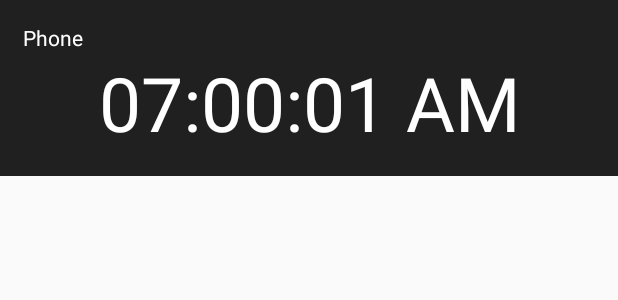
After one commit to hunterwilhelm/offset-clocks-android, an Android app: the layout row.xml on its own in the app's theme, with its tools: preview values and no code run, on a phone screen of 412 x 824 dp. The commit adds this screen. Shown: the top 300 px of the screen. Run offline under Robolectric (Android 15) with nearby library versions, the phone set to English and light mode, and no system bars.

Commit message:
Base plate code

```diff
--- a/app/src/main/AndroidManifest.xml
+++ b/app/src/main/AndroidManifest.xml
@@ -9,7 +9,10 @@
         android:roundIcon="@mipmap/ic_launcher_round"
         android:supportsRtl="true"
         android:theme="@style/AppTheme">
-        <activity android:name=".MainActivity">
+        <activity
+            android:name=".MainActivity"
+            android:label="@string/app_name"
+            android:theme="@style/AppTheme.NoActionBar">
             <intent-filter>
                 <action android:name="android.intent.action.MAIN" />
 
--- /dev/null
+++ b/app/src/main/res/layout/row.xml
@@ -0,0 +1,24 @@
+<?xml version="1.0" encoding="utf-8"?>
+<LinearLayout xmlns:android="http://schemas.android.com/apk/res/android"
+    android:layout_width="match_parent"
+    android:layout_height="wrap_content"
+    android:background="@color/colorGrey500"
+    android:orientation="vertical"
+    android:padding="15dp">
+
+    <TextView
+        android:layout_width="match_parent"
+        android:layout_height="wrap_content"
+        android:text="Phone"
+        android:textColor="@color/colorTextWhite" />
+
+    <TextView
+        android:layout_width="match_parent"
+        android:layout_height="wrap_content"
+        android:gravity="center_horizontal"
+        android:text="07:00:01 AM"
+        android:textAlignment="center"
+        android:textColor="@color/colorTextWhite"
+
+        android:textSize="50dp" />
+</LinearLayout>
--- a/app/src/main/res/values/colors.xml
+++ b/app/src/main/res/values/colors.xml
@@ -1,6 +1,13 @@
 <?xml version="1.0" encoding="utf-8"?>
 <resources>
-    <color name="colorPrimary">#6200EE</color>
-    <color name="colorPrimaryDark">#3700B3</color>
-    <color name="colorAccent">#03DAC5</color>
+    <color name="colorTextWhite">#FFFFFF</color>
+    <color name="colorTextGrey">#C8C8C8</color>
+    <color name="colorTextBlack">#000000</color>
+    <color name="colorPrimary">#BB68FC</color>
+    <color name="colorSecondary">#4BDAED</color>
+    <color name="colorError">#E54343</color>
+    <color name="colorGrey900">#DCDCDC</color>
+    <color name="colorGrey600">#3F3F3F</color>
+    <color name="colorGrey500">#202020</color>
+    <color name="colorGrey200">#121212</color>
 </resources>
--- /dev/null
+++ b/app/src/main/res/values/dimens.xml
@@ -0,0 +1,3 @@
+<resources>
+    <dimen name="fab_margin">16dp</dimen>
+</resources>
--- a/app/src/main/res/values/styles.xml
+++ b/app/src/main/res/values/styles.xml
@@ -2,9 +2,22 @@
     <!-- Base application theme. -->
     <style name="AppTheme" parent="Theme.AppCompat.Light.DarkActionBar">
         <!-- Customize your theme here. -->
-        <item name="colorPrimary">@color/colorPrimary</item>
-        <item name="colorPrimaryDark">@color/colorPrimaryDark</item>
-        <item name="colorAccent">@color/colorAccent</item>
+        <item name="colorPrimary">@color/colorGrey200</item>
+        <item name="colorAccent">@color/colorPrimary</item>
+    </style>
+
+    <style name="AppTheme.NoActionBar">
+        <item name="windowActionBar">false</item>
+        <item name="windowNoTitle">true</item>
+    </style>
+
+    <style name="AppTheme.AppBarOverlay" parent="ThemeOverlay.AppCompat.Dark.ActionBar">
+        <item name="android:background">@color/colorGrey500</item>
+        <item name="android:textColor">@color/colorTextWhite</item>
+    </style>
+
+    <style name="AppTheme.PopupOverlay" parent="ThemeOverlay.AppCompat.Dark">
+        <item name="android:background">@color/colorGrey200</item>
     </style>
 
 </resources>
--- a/build.gradle
+++ b/build.gradle
@@ -1,6 +1,6 @@
 // Top-level build file where you can add configuration options common to all sub-projects/modules.
 buildscript {
-    ext.kotlin_version = "1.4.21"
+    ext.kotlin_version = "1.3.72"
     repositories {
         google()
         jcenter()
```
Also changed, not shown: app/build.gradle (+11 -1 lines), app/src/main/java/com/hunterwilhelm/offsetclocks/MainActivity.kt (+30 -1 lines), app/src/main/res/layout/activity_main.xml (+38 -8 lines), app/src/main/res/layout/main_content.xml (added, +27 -0 lines), app/src/main/res/menu/menu_main.xml (added, +10 -0 lines), app/src/main/res/values/strings.xml (+9 -0 lines), gradle/wrapper/gradle-wrapper.properties.
